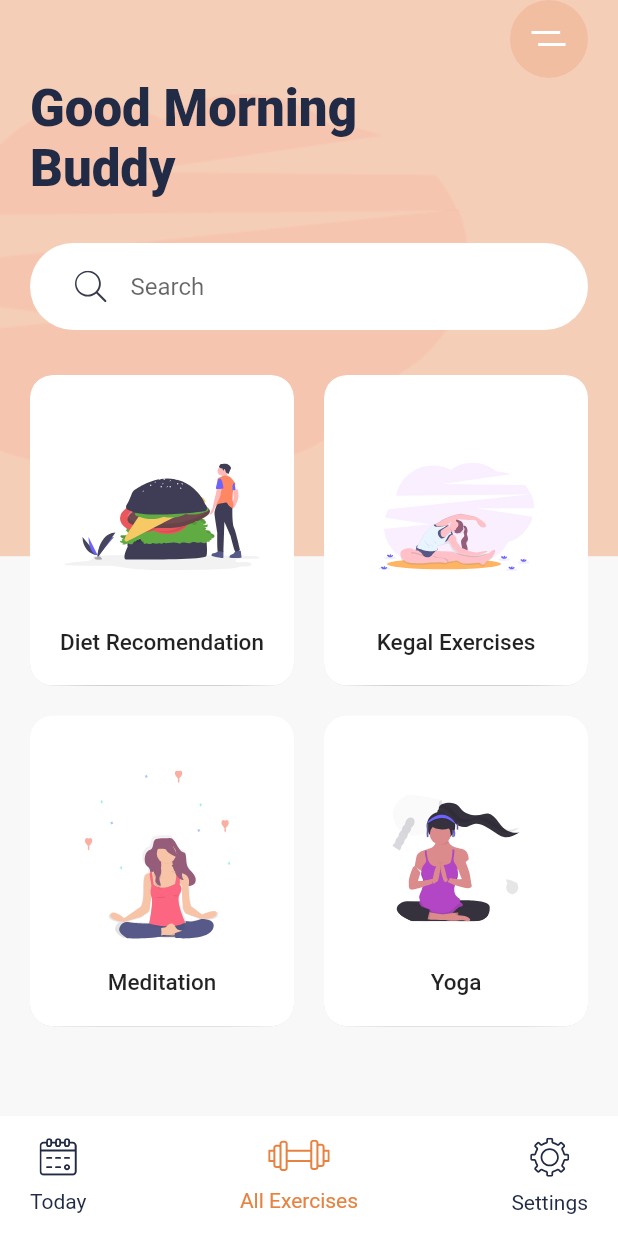
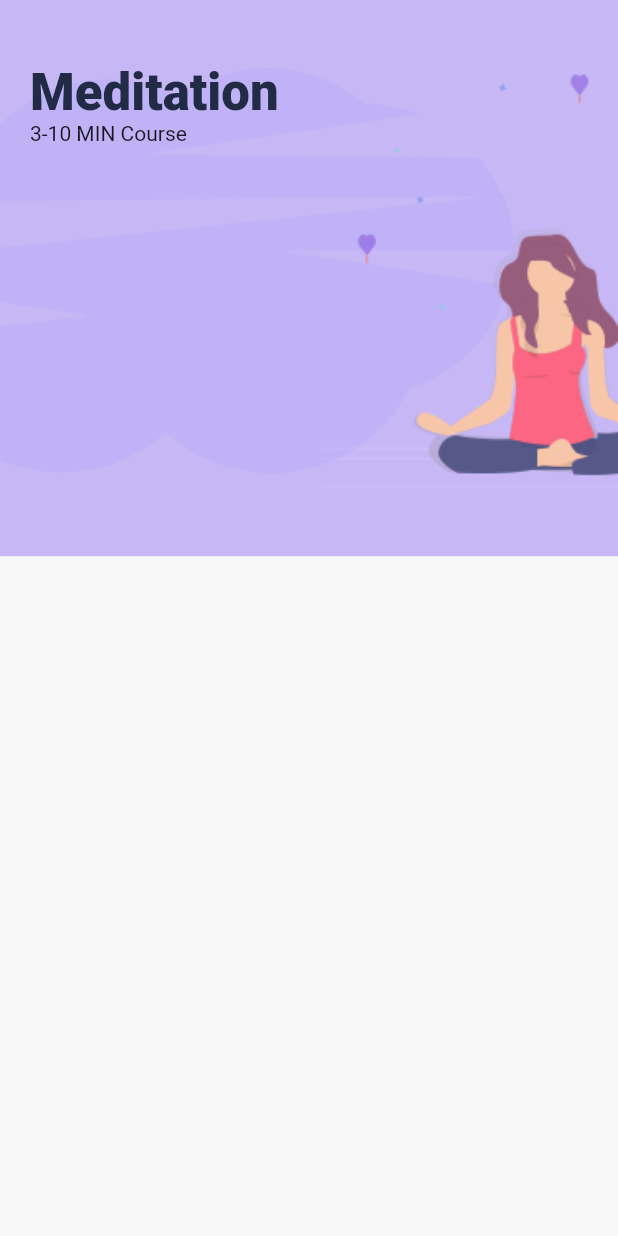
Before and after one commit to DaminduSandaruwan/MeditationApp, a Flutter app: the screen it shows after launch, after a tap on "Meditation", on a phone screen of 412 x 824 dp. Run offline on Flutter 3.47's test engine with Material 2 defaults, Android fonts, the phone set to English and light mode, and no system bars; our stand-ins replace flutter_svg.

Commit message:
Add Meditation Screen and its title

```diff
--- /dev/null
+++ b/lib/home_screen.dart
@@ -0,0 +1,114 @@
+import 'package:flutter/material.dart';
+import 'package:flutter_svg/flutter_svg.dart';
+import 'package:meditaion_app/screens/detail_screen.dart';
+import 'package:meditaion_app/widgets/bottom_navBar.dart';
+import 'package:meditaion_app/widgets/category_card.dart';
+
+class HomeScreen extends StatelessWidget {
+  @override
+  Widget build(BuildContext context) {
+    var size = MediaQuery.of(context).size;
+    return Scaffold(
+      bottomNavigationBar: BottomNavBar(),
+      body: Stack(
+        children: <Widget>[
+          Container(
+            height: size.height* 0.45,
+            decoration: BoxDecoration(
+              color: Color(0xFFF5CEB8),
+              image: DecorationImage(
+                alignment: Alignment.centerLeft,
+                image: AssetImage("assets/images/undraw_pilates_gpdb.png"),
+              ),
+            ),
+          ),
+          SafeArea(
+            child: Padding(
+              padding: const EdgeInsets.symmetric(horizontal: 20),
+              child: Column(
+                crossAxisAlignment: CrossAxisAlignment.start,
+                children: <Widget>[
+                  Align(
+                    alignment: Alignment.topRight,
+                    child: Container(
+                      alignment: Alignment.center,
+                      height: 52,
+                      width: 52,
+                      decoration: BoxDecoration(
+                        color: Color(0xFFF2BEA1),
+                        shape: BoxShape.circle,
+                      ),
+                      child: SvgPicture.asset("assets/icons/menu.svg"),
+                    ),
+                  ),
+                  Text(
+                    "Good Morning \nBuddy",
+                    style: Theme.of(context)
+                      .textTheme
+                      .display1
+                      .copyWith(fontWeight: FontWeight.w900),
+                  ),
+                  Container(
+                    margin: EdgeInsets.symmetric(vertical:30),
+                    padding: EdgeInsets.symmetric(horizontal:30, vertical:5),
+                    decoration: BoxDecoration(
+                      color: Colors.white,
+                      borderRadius: BorderRadius.circular(30),
+                    ),
+                    child: TextField(
+                      decoration: InputDecoration(
+                        hintText: "Search",
+                        icon: SvgPicture.asset("assets/icons/search.svg"),
+                        border: InputBorder.none,
+                      ),
+                    ),
+                  ),
+                  Expanded(
+                    child: GridView.count(
+                      crossAxisCount: 2,
+                      childAspectRatio: .85,
+                      crossAxisSpacing: 20,
+                      mainAxisSpacing: 20,
+                      children: <Widget>[
+                        CategoryCard(
+                          title: "Diet Recomendation",
+                          svgSrc: "assets/icons/Hamburger.svg",
+                          press: (){},
+                        ),
+                        CategoryCard(
+                          title: "Kegal Exercises",
+                          svgSrc: "assets/icons/Excrecises.svg",
+                          press: (){},
+                        ),
+                        CategoryCard(
+                          title: "Meditation",
+                          svgSrc: "assets/icons/Meditation.svg",
+                          press: (){
+                            Navigator.push(
+                              context,
+                              MaterialPageRoute(
+                                builder:(context){
+                                  return DetailsScreen();
+                                }
+                              )
+                            );
+                          },
+                        ),
+                        CategoryCard(
+                          title: "Yoga",
+                          svgSrc: "assets/icons/yoga.svg",
+                          press: (){},
+                        ),
+
+                      ],
+                    ),
+                  )
+                ],
+              ),
+            ),
+          ),
+        ],
+      ),
+    );
+  }
+}
--- a/lib/main.dart
+++ b/lib/main.dart
@@ -1,8 +1,7 @@
 import 'package:flutter/material.dart';
-import 'package:flutter_svg/flutter_svg.dart';
 import 'package:meditaion_app/constant.dart';
-import 'package:meditaion_app/widgets/bottom_navBar.dart';
-import 'package:meditaion_app/widgets/category_card.dart';
+import 'package:meditaion_app/home_screen.dart';
+
 
 void main() => runApp(MyApp());
 
@@ -22,104 +21,3 @@ class MyApp extends StatelessWidget {
     );
   }
 }
-
-class HomeScreen extends StatelessWidget {
-  @override
-  Widget build(BuildContext context) {
-    var size = MediaQuery.of(context).size;
-    return Scaffold(
-      bottomNavigationBar: BottomNavBar(),
-      body: Stack(
-        children: <Widget>[
-          Container(
-            height: size.height* 0.45,
-            decoration: BoxDecoration(
-              color: Color(0xFFF5CEB8),
-              image: DecorationImage(
-                alignment: Alignment.centerLeft,
-                image: AssetImage("assets/images/undraw_pilates_gpdb.png"),
-              ),
-            ),
-          ),
-          SafeArea(
-            child: Padding(
-              padding: const EdgeInsets.symmetric(horizontal: 20),
-              child: Column(
-                crossAxisAlignment: CrossAxisAlignment.start,
-                children: <Widget>[
-                  Align(
-                    alignment: Alignment.topRight,
-                    child: Container(
-                      alignment: Alignment.center,
-                      height: 52,
-                      width: 52,
-                      decoration: BoxDecoration(
-                        color: Color(0xFFF2BEA1),
-                        shape: BoxShape.circle,
-                      ),
-                      child: SvgPicture.asset("assets/icons/menu.svg"),
-                    ),
-                  ),
-                  Text(
-                    "Good Morning \nBuddy",
-                    style: Theme.of(context)
-                      .textTheme
-                      .display1
-                      .copyWith(fontWeight: FontWeight.w900),
-                  ),
-                  Container(
-                    margin: EdgeInsets.symmetric(vertical:30),
-                    padding: EdgeInsets.symmetric(horizontal:30, vertical:5),
-                    decoration: BoxDecoration(
-                      color: Colors.white,
-                      borderRadius: BorderRadius.circular(30),
-                    ),
-                    child: TextField(
-                      decoration: InputDecoration(
-                        hintText: "Search",
-                        icon: SvgPicture.asset("assets/icons/search.svg"),
-                        border: InputBorder.none,
-                      ),
-                    ),
-                  ),
-                  Expanded(
-                    child: GridView.count(
-                      crossAxisCount: 2,
-                      childAspectRatio: .85,
-                      crossAxisSpacing: 20,
-                      mainAxisSpacing: 20,
-                      children: <Widget>[
-                        CategoryCard(
-                          title: "Diet Recomendation",
-                          svgSrc: "assets/icons/Hamburger.svg",
-                          press: (){},
-                        ),
-                        CategoryCard(
-                          title: "Kegal Exercises",
-                          svgSrc: "assets/icons/Excrecises.svg",
-                          press: (){},
-                        ),
-                        CategoryCard(
-                          title: "Meditation",
-                          svgSrc: "assets/icons/Meditation.svg",
-                          press: (){},
-
-                        ),
-                        CategoryCard(
-                          title: "Yoga",
-                          svgSrc: "assets/icons/yoga.svg",
-                          press: (){},
-                        ),
-
-                      ],
-                    ),
-                  )
-                ],
-              ),
-            ),
-          ),
-        ],
-      ),
-    );
-  }
-}
--- /dev/null
+++ b/lib/screens/detail_screen.dart
@@ -0,0 +1,46 @@
+import 'package:flutter/material.dart';
+import 'package:meditaion_app/constant.dart';
+
+class DetailsScreen extends StatelessWidget {
+  @override
+  Widget build(BuildContext context) {
+    var size = MediaQuery.of(context).size;
+    return Scaffold(
+      body: Stack(
+        children: <Widget>[
+          Container(
+            height: size.height * 0.45,
+            decoration: BoxDecoration(
+              color: kBlueLightColor,
+              image: DecorationImage(
+                image: AssetImage("assets/images/meditation_bg.png"),
+                fit: BoxFit.fitWidth
+              ),
+            ),
+          ),
+          SafeArea(
+            child: Padding(
+              padding: const EdgeInsets.symmetric(horizontal: 20),
+              child: Column(
+                crossAxisAlignment: CrossAxisAlignment.start,
+                children: <Widget>[
+                  SizedBox(height: size.height *0.05,),
+                  Text(
+                    "Meditation",
+                    style: Theme.of(context)
+                      .textTheme
+                      .display1
+                      .copyWith(fontWeight: FontWeight.w900),
+                  ),
+                  Text(
+                    "3-10 MIN Course"
+                  ),
+                ],
+              ),
+            ),
+          ),
+        ],
+      ),
+    );
+  }
+}
```
